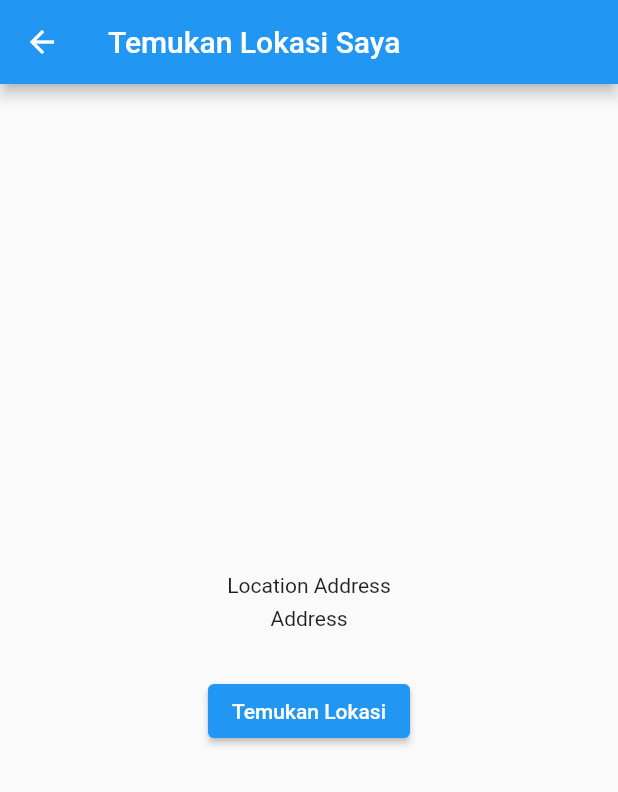
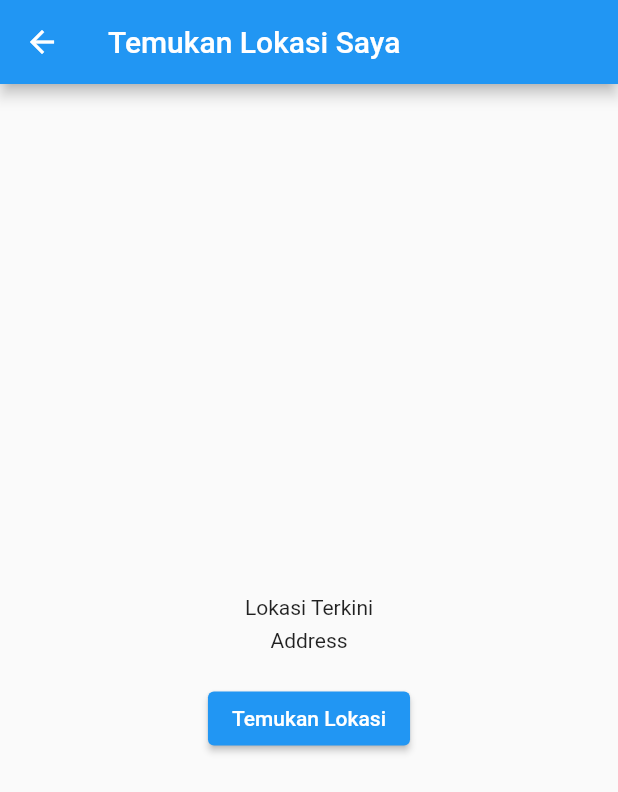
Before and after one commit to alexisngaing/ugd-d-4-hospital, a Flutter app: the GeoLocationPage screen opened directly, on a phone screen of 412 x 824 dp. Shown: the top 792 px of the screen. Run offline on Flutter 3.47's test engine with Material 2 defaults, Android fonts, the phone set to English and light mode, and no system bars; our stand-ins replace flutter_tts, fluttertoast, geocoding, geolocator, grouped_list, ionicons and 3 more; accounts and stored records are empty.

Commit message:
perbaikkan dikit

```diff
--- a/lib/View/GeoLocation/geoLocationPage.dart
+++ b/lib/View/GeoLocation/geoLocationPage.dart
@@ -49,18 +49,16 @@ class _GeoLocationState extends State<GeoLocationPage> {
       appBar: AppBar(
         title: const Text('Temukan Lokasi Saya'),
       ),
-      body: Center(
+      body: Align(
+        alignment: Alignment.topCenter,
         child: Column(
           mainAxisAlignment: MainAxisAlignment.center,
           children: [
-            const Text("Location Address"),
-            const SizedBox(
-              height: 6,
-            ),
+            const SizedBox(height: 20),
+            const Text("Lokasi Terkini"),
+            const SizedBox(height: 6),
             Text(_currentAddress),
-            const SizedBox(
-              height: 30,
-            ),
+            const SizedBox(height: 20),
             ElevatedButton(
               onPressed: () async {
                 _currentLoc = await _getCurrentLocation();
```
Also changed, not shown: 2 other files.
